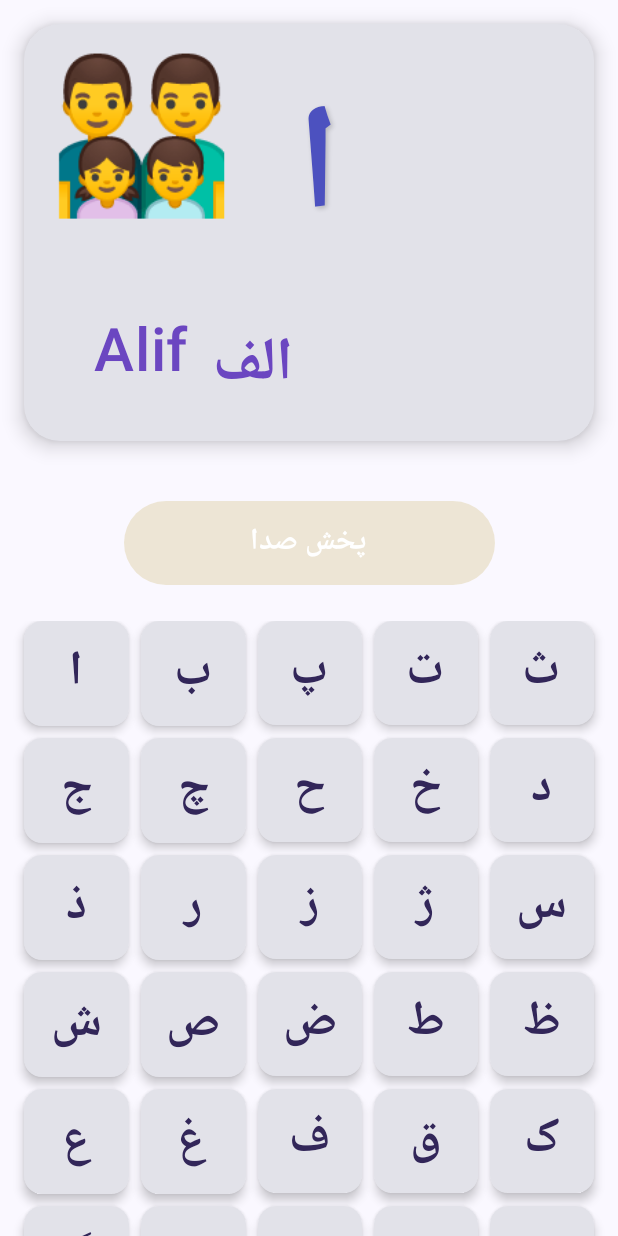
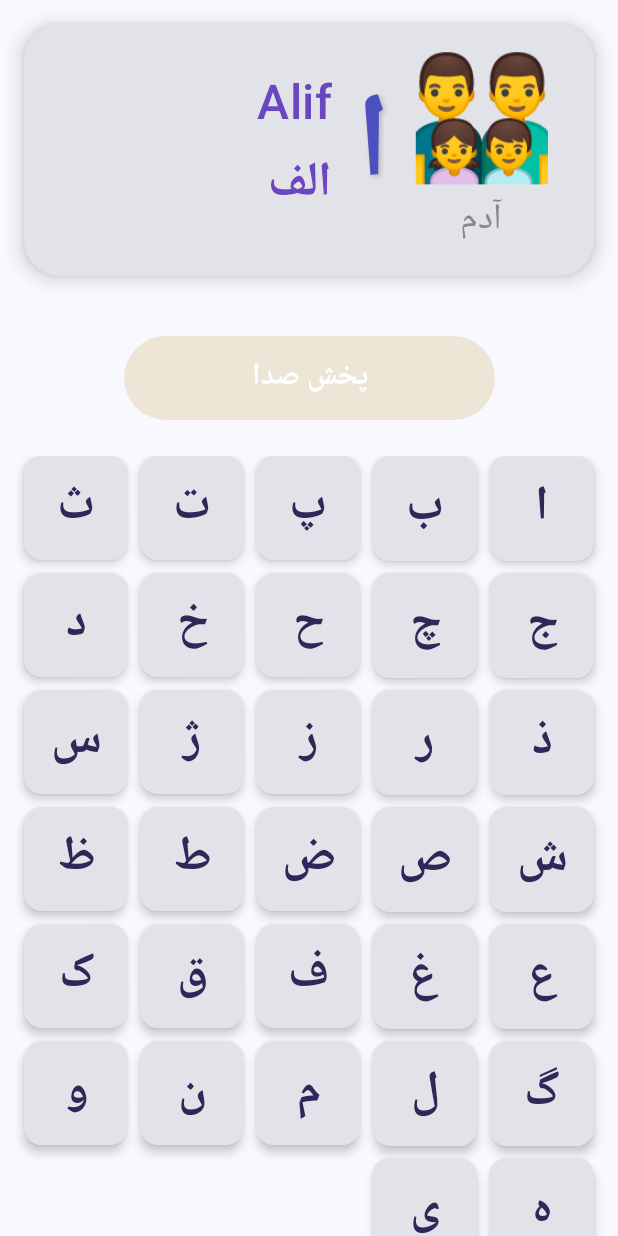
Before and after one commit to ns-jeeb/Faarsi-Alifba, an Android app built with Jetpack Compose: the screen it shows after launch (MainActivity), on a phone screen of 412 x 824 dp. Run offline under Robolectric (Android 15) with nearby library versions, the phone set to English and light mode, and no system bars.

Commit message:
code formated

```diff
--- a/app/src/main/java/com/jeeb/farsialifba/MainActivity.kt
+++ b/app/src/main/java/com/jeeb/farsialifba/MainActivity.kt
@@ -1,4 +1,5 @@
 package com.jeeb.farsialifba
+
 import android.media.MediaPlayer
 import android.os.Bundle
 import androidx.activity.ComponentActivity
@@ -37,7 +38,6 @@ import androidx.compose.runtime.Composable
 import androidx.compose.runtime.DisposableEffect
 import androidx.compose.runtime.LaunchedEffect
 import androidx.compose.runtime.remember
-import androidx.compose.ui.Alignment
 import androidx.compose.ui.Modifier
 import androidx.compose.ui.graphics.Color
 import androidx.compose.ui.graphics.Shadow
@@ -49,10 +49,15 @@ import androidx.compose.ui.unit.dp
 import androidx.compose.ui.unit.sp
 import com.jeeb.farsialifba.ui.theme.FaarsiAlifbaTheme
 import androidx.compose.foundation.lazy.grid.items
+import androidx.compose.runtime.CompositionLocalProvider
 import androidx.compose.runtime.getValue
 import androidx.compose.runtime.mutableStateOf
 import androidx.compose.runtime.setValue
+import androidx.compose.ui.Alignment
+import androidx.compose.ui.geometry.Offset
 import androidx.compose.ui.graphics.graphicsLayer
+import androidx.compose.ui.platform.LocalLayoutDirection
+import androidx.compose.ui.unit.LayoutDirection
 import kotlinx.coroutines.delay
 
 class MainActivity : ComponentActivity() {
@@ -69,41 +74,50 @@ class MainActivity : ComponentActivity() {
     }
 }
 
-data class FarsiLetter(val letter: String, val name: String, val audioResId: Int, val emoji: String, val englishName: String)
+data class FarsiLetter(
+    val letter: String,
+    val name: String,
+    val audioResId: Int,
+    val emoji: String,
+    val englishName: String,
+    val emojiFarsiName: String
+)
+
 private val alphabetData = listOf(
-    FarsiLetter("ا", "الف", R.raw.m_alif, "👨‍👨‍👧‍👦", "Alif"),
-    FarsiLetter("ب", "ب", R.raw.baa, "☔️", "Bay"),
-    FarsiLetter("پ", "پ", R.raw.paye, "🦋", "Pay"),
-    FarsiLetter("ت", "ت", R.raw.ta, "⚽️", "Tay"),
-    FarsiLetter("ث", "ث", R.raw.saya, "🍓", "Say"),
-    FarsiLetter("ج", "جیم", R.raw.jim, "🫙", "Jeem"),
-    FarsiLetter("چ", "چه", R.raw.chaye, "☂️", "Chaye"),
-    FarsiLetter("ح", "ح", R.raw.hay, "🏡", "Hay"),
-    FarsiLetter("خ", "خی", R.raw.khaye, "🏡", "Khay"),
-    FarsiLetter("د", "دال", R.raw.dol, "🦷", "Dol"),
-    FarsiLetter("ذ", "ذال", R.raw.zol, "🌽", "Zol"),
-    FarsiLetter("ر", "ری", R.raw.raye, "🚗", "Ray"),
-    FarsiLetter("ز", "زی", R.raw.zaye, "🔔", "zay"),
-    FarsiLetter("ژ", "ژی", R.raw.zghe, "🌵", "zhay"),
-    FarsiLetter("س", "سین", R.raw.sin, "🍎", "sin"),
-    FarsiLetter("ش", "شین", R.raw.shin, "🍬", "shin"),
-    FarsiLetter("ص", "صاد", R.raw.swat, "🥣", "sowt"),
-    FarsiLetter("ض", "ضاد", R.raw.zwat, "🫕", "zod"),
-    FarsiLetter("ط", "طا", R.raw.toe, "🌳", "toy"),
-    FarsiLetter("ظ", "ظا", R.raw.zoe, "🧪", "zoy"),
-    FarsiLetter("ع", "عین", R.raw.m_hain, "🦉", "ain"),
-    FarsiLetter("غ", "غین", R.raw.ghain, "🍇", "ghain"),
-    FarsiLetter("ف", "ف", R.raw.faye, "🧸", "fay"),
-    FarsiLetter("ق", "قاف", R.raw.qof, "🐥", "qhaf"),
-    FarsiLetter("ک", "کاف", R.raw.kaf, "👑", "kof"),
-    FarsiLetter("گ", "گاف", R.raw.gaf, "🥎", "gof"),
-    FarsiLetter("ل", "لام", R.raw.lom, "🍋", "lom"),
-    FarsiLetter("م", "میم", R.raw.mim, "🍌", "mim"),
-    FarsiLetter("ن", "نون", R.raw.non, "🥖", "non"),
-    FarsiLetter("و", "واو", R.raw.wow, "🧶", "wow"),
-    FarsiLetter("ه", "ه", R.raw.hamza, "📱", "hey"),
-    FarsiLetter("ی", "یا", R.raw.yah, "🧊", "yah")
+    FarsiLetter("ا", "الف", R.raw.m_alif, "👨‍👨‍👧‍👦", "Alif", "آدم"),
+    FarsiLetter("ب", "ب", R.raw.baa, "🌧️", "Bay", "باران"),
+    FarsiLetter("پ", "پ", R.raw.paye, "🦋", "Pay", "پروانه"),
+    FarsiLetter("ت", "ت", R.raw.ta, "⚽️", "Tay", "توپ"),
+    FarsiLetter("ث", "ث", R.raw.saya, "🍓", "Say", "ثمر"),
+    FarsiLetter("ج", "جیم", R.raw.jim, "🫙", "Jeem", "جار"),
+    FarsiLetter("چ", "چه", R.raw.chaye, "☂️", "Chaye", "چتر"),
+    FarsiLetter("ح", "ح", R.raw.hay, "🏡", "Hay", "حیاط"),
+    FarsiLetter("خ", "خی", R.raw.khaye, "🏠", "Khay", "خانه"),
+    FarsiLetter("د", "دال", R.raw.dol, "🦷", "Dol", "دندان"),
+    FarsiLetter("ذ", "ذال", R.raw.zol, "🌽", "Zol", "ذرت"),
+    FarsiLetter("ر", "ری", R.raw.raye, "🛣️", "Ray", "راه"),
+    FarsiLetter("ز", "زی", R.raw.zaye, "🔔", "Zay", "زنگ"),
+    FarsiLetter("ژ", "ژی", R.raw.zghe, "🌵", "Zhay", "ژاله"),
+    FarsiLetter("س", "سین", R.raw.sin, "🍎", "Sin", "سیب"),
+    FarsiLetter("ش", "شین", R.raw.shin, "🍬", "Shin", "شیرینی"),
+    FarsiLetter("ص", "صاد", R.raw.swat, "🧼", "Sowt", "صابون"),
+    FarsiLetter("ض", "ضاد", R.raw.zwat, "🥊", "Zod", "ضربه"),
+    FarsiLetter("ط", "طا", R.raw.toe, "🌳", "Toy", "طبیعت"),
+    FarsiLetter("ظ", "ظا", R.raw.zoe, "🏺", "Zoy", "ظرف"),
+    FarsiLetter("ع", "عین", R.raw.m_hain, "👓", "Ain", "عینک"),
+    FarsiLetter("غ", "غین", R.raw.ghain, "🍇", "Ghain", "غذا"),
+    FarsiLetter("ف", "ف", R.raw.faye, "🐘", "Fay", "فیل"),
+    FarsiLetter("ق", "قاف", R.raw.qof, "🥄", "Qhaf", "قاشق"),
+    FarsiLetter("ک", "کاف", R.raw.kaf, "📖", "Kof", "کتاب"),
+    FarsiLetter("گ", "گاف", R.raw.gaf, "🌹", "Gof", "گل"),
+    FarsiLetter("ل", "لام", R.raw.lom, "🍋", "Lom", "لیمو"),
+    FarsiLetter("م", "میم", R.raw.mim, "🍌", "Mim", "موز"),
+    FarsiLetter("ن", "نون", R.raw.non, "🥖", "Non", "نان"),
+    FarsiLetter("و", "واو", R.raw.wow, "🏋️", "Wow", "ورزش"),
+    FarsiLetter("ه", "ه", R.raw.hamza, "✈️", "Hey", "هواپیما"),
+    FarsiLetter("ی", "یا", R.raw.yah, "🧊", "Yah", "یخ")
 )
+
 @Composable
 fun FarsiAlphabetApp(modifier: Modifier = Modifier) {
     val context = LocalContext.current
@@ -155,11 +169,12 @@ fun FarsiAlphabetApp(modifier: Modifier = Modifier) {
         delay(500L)
         animationTrigger = false
     }
-
+    CompositionLocalProvider(LocalLayoutDirection provides LayoutDirection.Rtl) {
         Column(
             modifier = modifier.fillMaxSize(),
             horizontalAlignment = Alignment.CenterHorizontally
         ) {
+            // Main Display Area
             // Main Display Area
             Card(
                 modifier = Modifier
@@ -169,63 +184,78 @@ fun FarsiAlphabetApp(modifier: Modifier = Modifier) {
                 elevation = CardDefaults.cardElevation(defaultElevation = 8.dp),
                 shape = RoundedCornerShape(24.dp)
             ) {
+                // The Row now correctly holds all its children
+                Row(
+                    modifier = Modifier.padding(16.dp),
+                    verticalAlignment = Alignment.CenterVertically,
+                    horizontalArrangement = Arrangement.SpaceAround
+                ) {
+                    // Column for the emoji and its new Farsi name
                     Column(
-                modifier = Modifier
-                    .padding(16.dp),
                         horizontalAlignment = Alignment.CenterHorizontally,
-                verticalArrangement = Arrangement.Center
+                        modifier = Modifier.width(120.dp) // Give it some space
                     ) {
-                Row {
-                    // Main animated emoji
                         AnimatedVisibility(
                             visible = selectedLetterData.emoji.isNotEmpty(),
                             enter = fadeIn(),
                             exit = fadeOut(),
-                        modifier = Modifier.size(150.dp).graphicsLayer(scaleX = scale, scaleY = scale)
                         ) {
                             Text(
                                 text = selectedLetterData.emoji,
-                            fontSize = 100.sp
+                                fontSize = 80.sp,
+                                modifier = Modifier.graphicsLayer(scaleX = scale, scaleY = scale)
                             )
                         }
-                    Spacer(modifier = Modifier.width(16.dp))
+                        // NEW: Text for the Farsi emoji name
+                        Text(
+                            text = selectedLetterData.emojiFarsiName,
+                            fontSize = 24.sp,
+                            fontWeight = FontWeight.Medium,
+                            color = Color.Gray
+                        )
+                    }
 
-                    // Letter and name
+                    // Farsi Letter
                     Text(
                         text = selectedLetterData.letter,
-                        fontSize = 100.sp,
+                        fontSize = 80.sp,
                         fontWeight = FontWeight.Bold,
                         color = Color(0xFF4C51BF),
                         style = TextStyle(
                             shadow = Shadow(
                                 color = Color.Black.copy(alpha = 0.2f),
                                 blurRadius = 4f,
-                                offset = androidx.compose.ui.geometry.Offset(2f, 2f)
+                                offset = Offset(2f, 2f)
                             )
                         )
                     )
+
+                    // Spacer for balance
+                    Spacer(modifier = Modifier.width(16.dp))
+
+                    // Column for the English and Farsi letter names
+                    Column(
+                        modifier = Modifier.align(Alignment.CenterVertically),
+                        horizontalAlignment = Alignment.Start // Align text to the left
+                    ) {
+                        Text(
+                            text = selectedLetterData.englishName,
+                            fontSize = 32.sp,
+                            fontWeight = FontWeight.SemiBold,
+                            color = Color(0xFF6B46C1)
+                        )
+                        // Use height for vertical spacing in a Column
+                        Spacer(modifier = Modifier.height(8.dp))
+                        Text(
+                            text = selectedLetterData.name,
+                            fontSize = 32.sp,
+                            fontWeight = FontWeight.SemiBold,
+                            color = Color(0xFF6B46C1)
+                        )
+                    }
+                }
             }
 
-                Row {
-                    Text(
-                        text = selectedLetterData.englishName,
-                        fontSize = 40.sp,
-                        fontWeight = FontWeight.SemiBold,
-                        color = Color(0xFF6B46C1),
-                        modifier = Modifier.padding(top = 8.dp)
-                    )
-                    Spacer(modifier = Modifier.width(16.dp))
-                    Text(
-                        text = selectedLetterData.name,
-                        fontSize = 40.sp,
-                        fontWeight = FontWeight.SemiBold,
-                        color = Color(0xFF6B46C1),
-                        modifier = Modifier.padding(top = 8.dp)
-                    )
-                }
-
-            }
-        }
 
             Spacer(modifier = Modifier.height(24.dp))
 
@@ -260,7 +290,8 @@ fun FarsiAlphabetApp(modifier: Modifier = Modifier) {
                                 selectedLetterData = item
                             },
                         elevation = CardDefaults.cardElevation(defaultElevation = 4.dp),
-                    shape = RoundedCornerShape(12.dp)
+                        shape = RoundedCornerShape(12.dp),
+
                         ) {
                         Box(
                             contentAlignment = Alignment.Center,
@@ -278,6 +309,8 @@ fun FarsiAlphabetApp(modifier: Modifier = Modifier) {
             }
         }
     }
+}
+
 @Preview(showBackground = true)
 @Composable
 fun DefaultPreview() {
```
Lines whose indentation alone changed are shown as unchanged.
